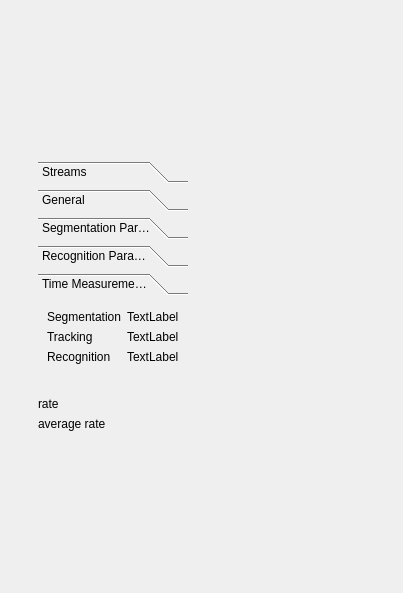
Old version of the form resource/ni_vision_gui.ui in the repository nigroup/ni_vision_gui.
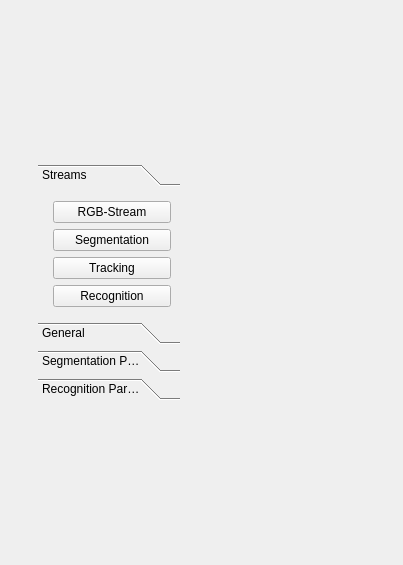
New version of the form. The open tabs and pages were chosen to show the change.

Patch:
```diff
--- a/resource/ni_vision_gui.ui
+++ b/resource/ni_vision_gui.ui
@@ -7,7 +7,7 @@
     <x>0</x>
     <y>0</y>
     <width>403</width>
-    <height>593</height>
+    <height>565</height>
    </rect>
   </property>
   <property name="windowTitle">
@@ -22,7 +22,7 @@
      <layout class="QVBoxLayout" name="verticalLayout_3">
       <item>
        <widget class="QWidget" name="widget" native="true">
-        <layout class="QVBoxLayout" name="verticalLayout_4" stretch="0,0">
+        <layout class="QVBoxLayout" name="verticalLayout_4" stretch="0">
          <property name="sizeConstraint">
           <enum>QLayout::SetFixedSize</enum>
          </property>
@@ -43,7 +43,7 @@
                  <x>0</x>
                  <y>0</y>
                  <width>331</width>
-                 <height>302</height>
+                 <height>369</height>
                 </rect>
                </property>
                <attribute name="label">
@@ -520,86 +520,6 @@
                 </item>
                </layout>
               </widget>
-              <widget class="QWidget" name="page_3">
-               <property name="geometry">
-                <rect>
-                 <x>0</x>
-                 <y>0</y>
-                 <width>331</width>
-                 <height>302</height>
-                </rect>
-               </property>
-               <attribute name="label">
-                <string>Time Measurements</string>
-               </attribute>
-               <layout class="QFormLayout" name="formLayout_4">
-                <item row="0" column="0">
-                 <widget class="QLabel" name="label_43">
-                  <property name="text">
-                   <string>Segmentation</string>
-                  </property>
-                 </widget>
-                </item>
-                <item row="0" column="1">
-                 <widget class="QLabel" name="label_28">
-                  <property name="text">
-                   <string>TextLabel</string>
-                  </property>
-                 </widget>
-                </item>
-                <item row="1" column="0">
-                 <widget class="QLabel" name="label_45">
-                  <property name="text">
-                   <string>Tracking</string>
-                  </property>
-                 </widget>
-                </item>
-                <item row="1" column="1">
-                 <widget class="QLabel" name="label_44">
-                  <property name="text">
-                   <string>TextLabel</string>
-                  </property>
-                 </widget>
-                </item>
-                <item row="3" column="0">
-                 <widget class="QLabel" name="label_46">
-                  <property name="text">
-                   <string>Recognition</string>
-                  </property>
-                 </widget>
-                </item>
-                <item row="3" column="1">
-                 <widget class="QLabel" name="label_47">
-                  <property name="text">
-                   <string>TextLabel</string>
-                  </property>
-                 </widget>
-                </item>
-               </layout>
-              </widget>
-             </widget>
-            </item>
-           </layout>
-          </widget>
-         </item>
-         <item>
-          <widget class="QWidget" name="Info" native="true">
-           <layout class="QVBoxLayout" name="verticalLayout_2">
-            <property name="sizeConstraint">
-             <enum>QLayout::SetFixedSize</enum>
-            </property>
-            <item>
-             <widget class="QLabel" name="label_54">
-              <property name="text">
-               <string>rate</string>
-              </property>
-             </widget>
-            </item>
-            <item>
-             <widget class="QLabel" name="label_21">
-              <property name="text">
-               <string>average rate</string>
-              </property>
              </widget>
             </item>
            </layout>
```
Left out of the diff: 28 changed lines with no effect on the pictures.
